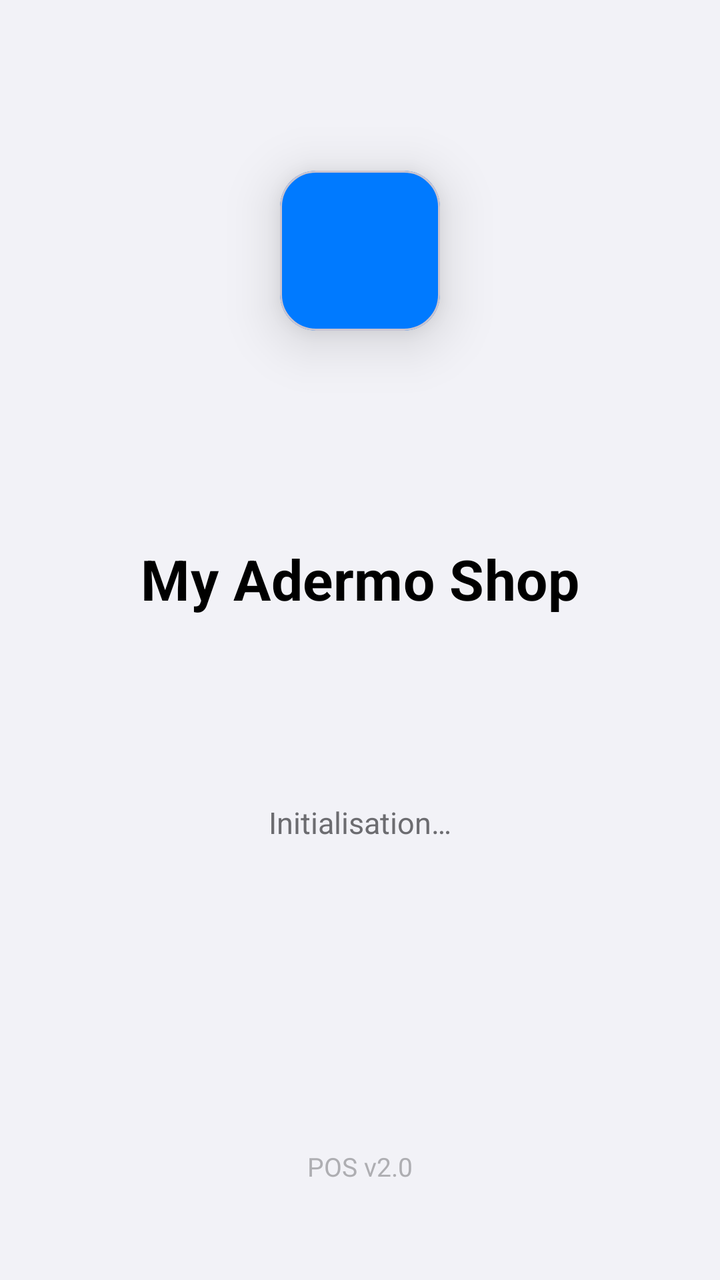
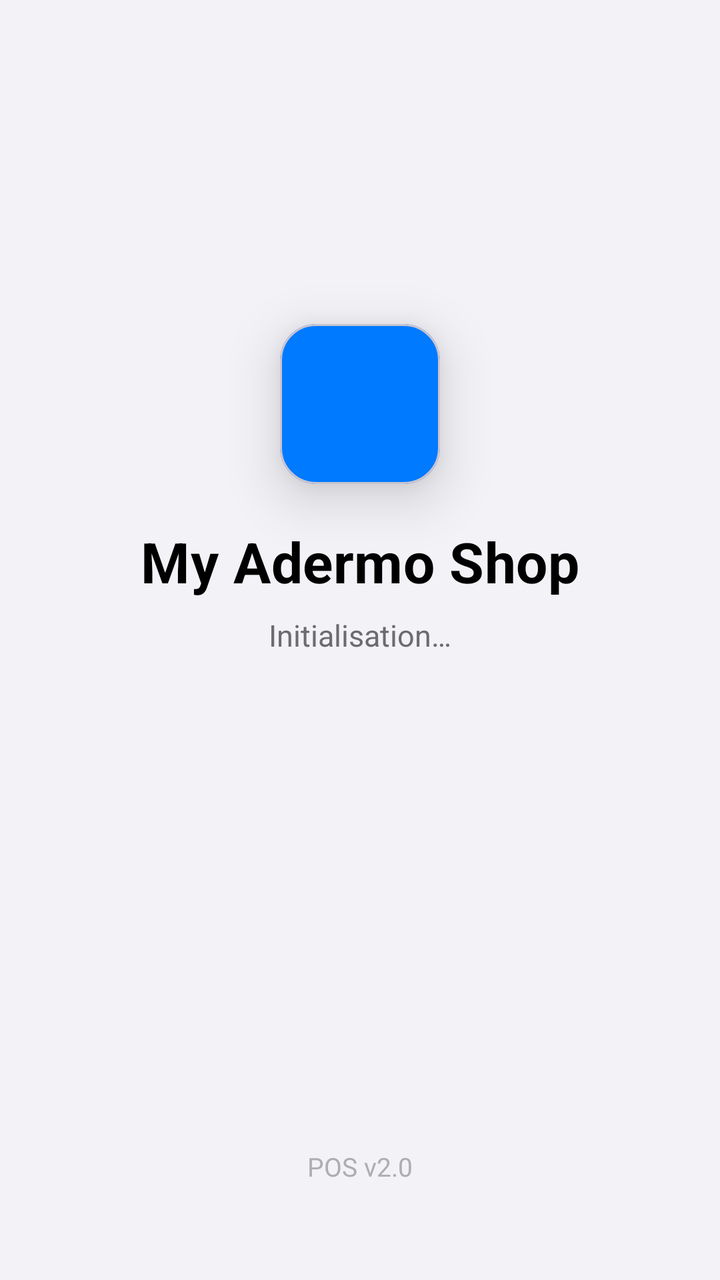

Compare the two renders of this Android layout. The source of the first and the diff that turns it into the second are given below.
<!-- AndroidManifest.xml: application theme Theme.MyAdermoShop -->
<!-- res/layout/activity_splash.xml -->
<?xml version="1.0" encoding="utf-8"?>
<androidx.constraintlayout.widget.ConstraintLayout
    xmlns:android="http://schemas.android.com/apk/res/android"
    xmlns:app="http://schemas.android.com/apk/res-auto"
    android:layout_width="match_parent"
    android:layout_height="match_parent"
    android:background="@color/ios_bg">

    
    <com.google.android.material.card.MaterialCardView
        android:id="@+id/logoCard"
        android:layout_width="80dp"
        android:layout_height="80dp"
        app:cardBackgroundColor="@color/ios_btn"
        app:cardCornerRadius="18dp"
        app:cardElevation="16dp"
        app:layout_constraintBottom_toTopOf="@+id/tvAppName"
        app:layout_constraintEnd_toEndOf="parent"
        app:layout_constraintStart_toStartOf="parent"
        app:layout_constraintTop_toTopOf="parent"
        app:layout_constraintVerticalBias="0.38"
        app:layout_constraintVerticalChainStyle="packed">
        <ImageView
            android:layout_width="match_parent"
            android:layout_height="match_parent"
            android:padding="12dp"
            android:scaleType="centerCrop"
            android:src="@mipmap/ic_adermologo_round"
            android:contentDescription="@string/app_name"/>
    </com.google.android.material.card.MaterialCardView>

    
    <TextView
        android:id="@+id/tvAppName"
        android:layout_width="wrap_content"
        android:layout_height="wrap_content"
        android:layout_marginTop="20dp"
        android:text="@string/app_name"
        android:textColor="@color/ios_label"
        android:textSize="28sp"
        android:textStyle="bold"
        android:letterSpacing="0.007"
        app:layout_constraintBottom_toTopOf="@+id/tvLoadingStep"
        app:layout_constraintEnd_toEndOf="parent"
        app:layout_constraintStart_toStartOf="parent"
        app:layout_constraintTop_toBottomOf="@+id/logoCard"/>

    
    <TextView
        android:id="@+id/tvLoadingStep"
        android:layout_width="wrap_content"
        android:layout_height="wrap_content"
        android:layout_marginTop="8dp"
        android:text="Initialisation…"
        android:textColor="@color/ios_label2"
        android:textSize="15sp"
        app:layout_constraintBottom_toTopOf="@+id/activityIndicator"
        app:layout_constraintEnd_toEndOf="parent"
        app:layout_constraintStart_toStartOf="parent"
        app:layout_constraintTop_toBottomOf="@+id/tvAppName"/>

    
    <ProgressBar
        android:id="@+id/activityIndicator"
        style="?android:attr/progressBarStyle"
        android:layout_width="24dp"
        android:layout_height="24dp"
        android:layout_marginTop="24dp"
        android:indeterminateTint="@color/ios_label2"
        app:layout_constraintBottom_toBottomOf="parent"
        app:layout_constraintEnd_toEndOf="parent"
        app:layout_constraintStart_toStartOf="parent"
        app:layout_constraintTop_toBottomOf="@+id/tvLoadingStep"
        app:layout_constraintVerticalBias="0.0"/>

    
    <TextView
        android:layout_width="wrap_content"
        android:layout_height="wrap_content"
        android:layout_marginBottom="48dp"
        android:text="POS v2.0"
        android:textColor="@color/ios_label3"
        android:textSize="13sp"
        app:layout_constraintBottom_toBottomOf="parent"
        app:layout_constraintEnd_toEndOf="parent"
        app:layout_constraintStart_toStartOf="parent"/>

</androidx.constraintlayout.widget.ConstraintLayout>
<!-- resources referenced by this layout -->
<resources>
  <color name="ios_bg">#F2F2F7</color>
  <color name="ios_btn">#007AFF</color>
  <color name="ios_label">#000000</color>
  <color name="ios_label2">#6C6C70</color>
  <color name="ios_label3">#AEAEB2</color>
  <!-- mipmap ic_adermologo_round (mipmap-anydpi-v26) -->
  <?xml version="1.0" encoding="utf-8"?>
  <adaptive-icon xmlns:android="http://schemas.android.com/apk/res/android">
      <background android:drawable="@drawable/ic_adermologo_background"/>
      <foreground android:drawable="@mipmap/ic_adermologo_foreground"/>
  </adaptive-icon>
  <string name="app_name">My Adermo Shop</string>
  <style name="Theme.MyAdermoShop" parent="Base.Theme.MyAdermoShop" />
  <!-- drawable ic_adermologo_background: vector/xml drawable (drawable, 4866 chars, omitted) -->
  <style name="Base.Theme.MyAdermoShop" parent="Theme.Material3.DayNight.NoActionBar">
          
          
      </style>
</resources>

<!-- the commit's change to res/layout/activity_splash.xml (unified diff, before → after) -->
@@ -18,8 +18,8 @@
         app:layout_constraintEnd_toEndOf="parent"
         app:layout_constraintStart_toStartOf="parent"
         app:layout_constraintTop_toTopOf="parent"
-        app:layout_constraintVerticalBias="0.38"
-        app:layout_constraintVerticalChainStyle="packed">
+        app:layout_constraintVertical_bias="0.38"
+        app:layout_constraintVertical_chainStyle="packed">
         <ImageView
             android:layout_width="match_parent"
             android:layout_height="match_parent"
@@ -71,7 +71,7 @@
         app:layout_constraintEnd_toEndOf="parent"
         app:layout_constraintStart_toStartOf="parent"
         app:layout_constraintTop_toBottomOf="@+id/tvLoadingStep"
-        app:layout_constraintVerticalBias="0.0"/>
+        app:layout_constraintVertical_bias="0.0"/>
 
     
     <TextView
